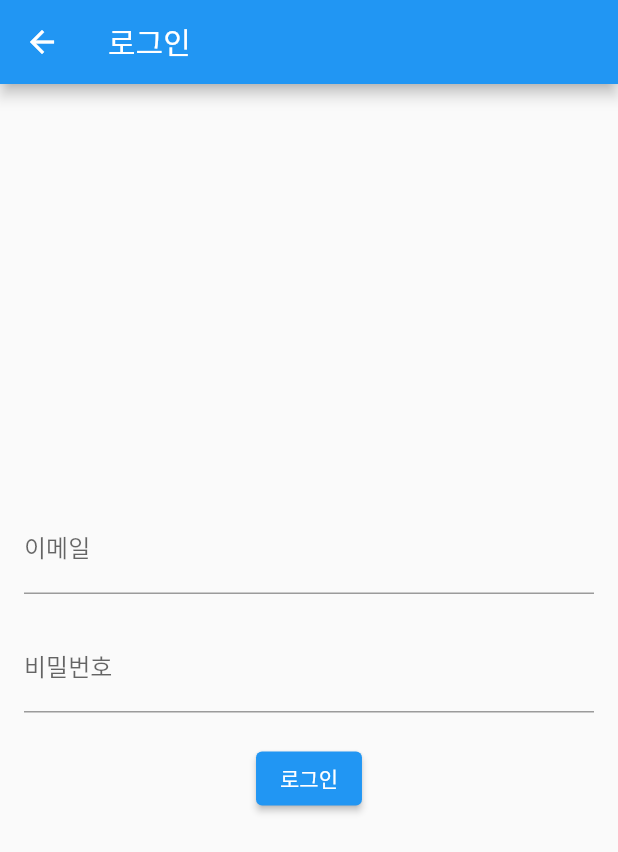
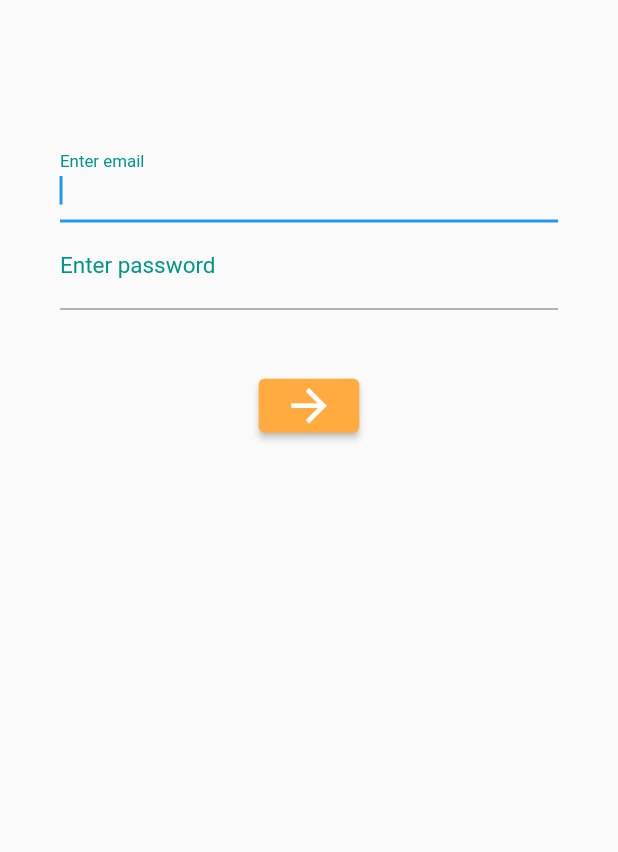
Before and after one commit to choi-hyk/Team_Project_BMT, a Flutter app: the LoginUI screen opened directly, on a phone screen of 412 x 824 dp. Shown: the top 852 px of the screen. Run offline on Flutter 3.47's test engine with Material 2 defaults, Android fonts, the phone set to English and light mode, and no system bars.

Commit message:
아이디or비번 틀릴시 스낵바를 통한 알림, 로그인 후 다음화면

```diff
--- a/lib/login_ui.dart
+++ b/lib/login_ui.dart
@@ -1,37 +1,132 @@
 import 'package:flutter/material.dart';
 
-class LoginUI extends StatelessWidget {
+class LoginUI extends StatefulWidget {
   const LoginUI({super.key});
+
+  @override
+  State<LoginUI> createState() => _LogInState();
+}
+
+class _LogInState extends State<LoginUI> {
+  TextEditingController controller = TextEditingController();
+  TextEditingController controller2 = TextEditingController();
 
   @override
   Widget build(BuildContext context) {
     return Scaffold(
-      appBar: AppBar(
-        title: const Text('로그인'),
+      // appBar: AppBar(
+      //   title: const Text('Log in'),
+      //   elevation: 0.0,
+      //   backgroundColor: Colors.redAccent,
+      //   centerTitle: true,
+      //   leading: IconButton(icon: const Icon(Icons.menu), onPressed: () {}),
+      //   actions: <Widget>[
+      //     IconButton(icon: const Icon(Icons.search), onPressed: () {})
+      //   ],
+      // ),
+      // email, password 입력하는 부분을 제외한 화면을 탭하면, 키보드 사라지게 GestureDetector 사용
+      body: GestureDetector(
+        onTap: () {
+          FocusScope.of(context).unfocus();
+        },
+        child: SingleChildScrollView(
+          child: Column(
+            children: [
+              const Padding(padding: EdgeInsets.only(top: 50)),
+              Form(
+                child: Theme(
+                  data: ThemeData(
+                      primaryColor: Colors.grey,
+                      inputDecorationTheme: const InputDecorationTheme(
+                          labelStyle:
+                              TextStyle(color: Colors.teal, fontSize: 15.0))),
+                  child: Container(
+                      padding: const EdgeInsets.all(40.0),
+                      child: Builder(builder: (context) {
+                        return Column(
+                          children: [
+                            TextField(
+                              controller: controller,
+                              autofocus: true,
+                              decoration: const InputDecoration(
+                                  labelText: 'Enter email'),
+                              keyboardType: TextInputType.emailAddress,
                             ),
-      body: Padding(
-        padding: const EdgeInsets.all(16.0),
-        child: Column(
-          mainAxisAlignment: MainAxisAlignment.center,
-          children: <Widget>[
-            TextFormField(
-              decoration: const InputDecoration(labelText: '이메일'),
+                            TextField(
+                              controller: controller2,
+                              decoration: const InputDecoration(
+                                  labelText: 'Enter password'),
+                              keyboardType: TextInputType.text,
+                              obscureText: true, // 비밀번호 안보이도록 하는 것
                             ),
-            const SizedBox(height: 20),
-            TextFormField(
-              decoration: const InputDecoration(labelText: '비밀번호'),
-              obscureText: true,
+                            const SizedBox(
+                              height: 40.0,
                             ),
-            const SizedBox(height: 20),
-            ElevatedButton(
+                            ButtonTheme(
+                                minWidth: 100.0,
+                                height: 50.0,
+                                child: ElevatedButton(
                                   onPressed: () {
-                // 로그인 버튼을 눌렀을 때 수행할 작업 추가
+                                    if (controller.text ==
+                                            'thswnsrb467@naver.com' &&
+                                        controller2.text == '1234') {
+                                      Navigator.push(
+                                          context,
+                                          MaterialPageRoute(
+                                              builder: (BuildContext context) =>
+                                                  const NextPage()));
+                                    } else if (controller.text ==
+                                            'thswnsrb467@naver.com' &&
+                                        controller2.text != '1234') {
+                                      showSnackBar(context,
+                                          const Text('Wrong password'));
+                                    } else if (controller.text !=
+                                            'thswnsrb467@naver.com' &&
+                                        controller2.text == '1234') {
+                                      showSnackBar(
+                                          context, const Text('Wrong email'));
+                                    } else {
+                                      showSnackBar(context,
+                                          const Text('Check your info again'));
+                                    }
                                   },
-              child: const Text('로그인'),
+                                  style: ElevatedButton.styleFrom(
+                                      backgroundColor: Colors.orangeAccent),
+                                  child: const Icon(
+                                    Icons.arrow_forward,
+                                    color: Colors.white,
+                                    size: 35.0,
                                   ),
+                                ))
                           ],
+                        );
+                      })),
+                ),
+              )
+            ],
+          ),
         ),
       ),
     );
   }
 }
+
+void showSnackBar(BuildContext context, Text text) {
+  final snackBar = SnackBar(
+    content: text,
+    backgroundColor: const Color.fromARGB(255, 112, 48, 48),
+  );
+
+// Find the ScaffoldMessenger in the widget tree
+// and use it to show a SnackBar.
+  ScaffoldMessenger.of(context).showSnackBar(snackBar);
+}
+
+class NextPage extends StatelessWidget {
+  const NextPage({Key? key}) : super(key: key);
+
+  @override
+  Widget build(BuildContext context) {
+    return Container();
+  }
+}
```
Lines whose indentation alone changed are shown as unchanged.
